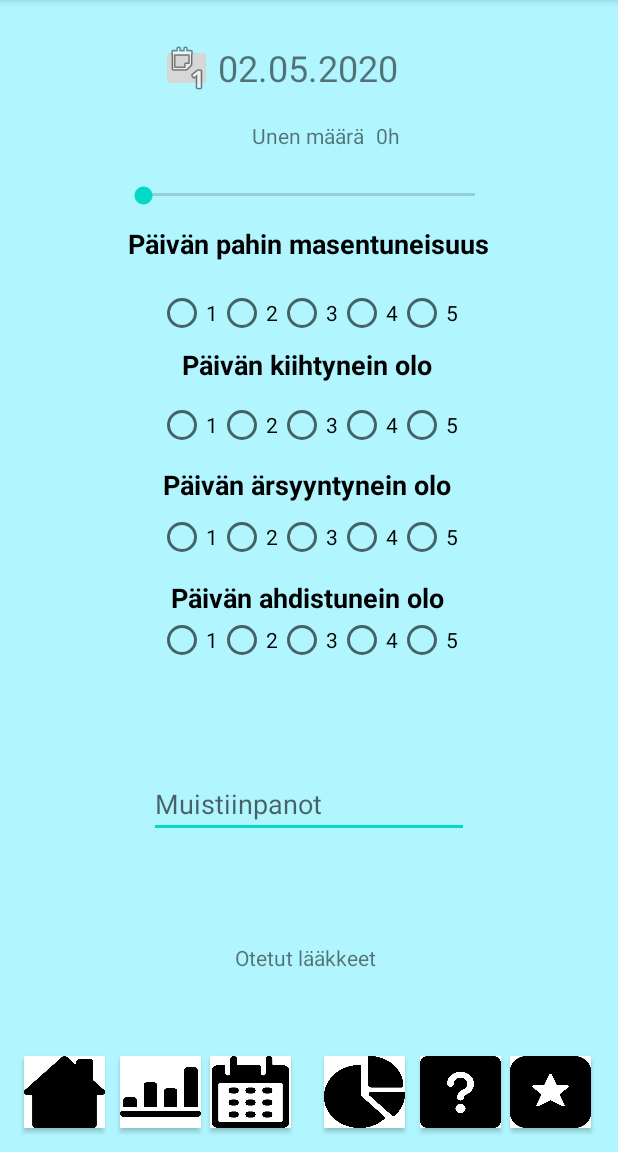
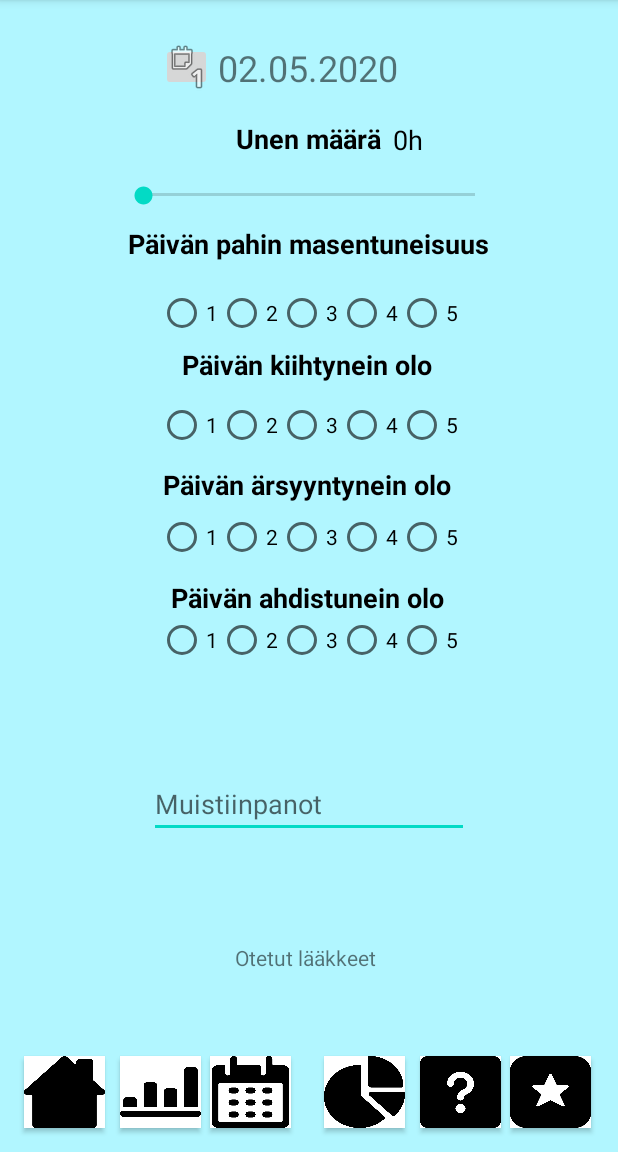
Before and after one commit to NicklasMichaelStellberg/Moodi, an Android app: the screen it shows after launch (MainActivity), on a phone screen of 412 x 824 dp, the part 84-1236 px from its top. Run offline under Robolectric (Android 15) with nearby library versions, the phone set to English and light mode, and no system bars.

Commit message:
Commit messaget saattaa olla sekavia, huomasin juuri että yksi niistä ei ehkä commitannutkaan. Kuitenkin, sain muistiin tallennuksen toimimaan ja estin tulevien päivämäärien valinnan

```diff
--- a/app/src/main/java/com/example/moodi/MainActivity.java
+++ b/app/src/main/java/com/example/moodi/MainActivity.java
@@ -55,7 +55,7 @@ public class MainActivity extends AppCompatActivity {
         month = calendar.get(Calendar.MONTH);
         dayOfMonth = calendar.get(Calendar.DAY_OF_MONTH);
         tamapaiva=Paivaus.load(year,month,dayOfMonth, getApplicationContext());
-        updateradiobuttons();
+        updateradiobuttons();//tähän metodi jotta saadaan muistista vanhat radiobuttoneiden arvot
         selectDate.setOnClickListener(new View.OnClickListener() {
 
             @Override
@@ -234,6 +234,7 @@ public class MainActivity extends AppCompatActivity {
         sleepSeek.setOnSeekBarChangeListener(new SeekBar.OnSeekBarChangeListener() {
             @Override
             public void onProgressChanged(SeekBar seekBar, int unet, boolean fromUser) {
+                tamapaiva.setSleep(unet);
                 sleepText.setText("" + unet + "h");//asetetaan seekbarin arvo näkymään tekstikentässä
 
             }
--- a/app/src/main/res/layout/activity_main.xml
+++ b/app/src/main/res/layout/activity_main.xml
@@ -12,7 +12,9 @@
         android:layout_width="wrap_content"
         android:layout_height="wrap_content"
         android:text="@string/unen_maara"
-        android:textSize="14sp"
+        android:textColor="#000000"
+        android:textSize="18sp"
+        android:textStyle="bold"
         app:layout_constraintBottom_toBottomOf="parent"
         app:layout_constraintEnd_toEndOf="parent"
         app:layout_constraintHorizontal_bias="0.498"
@@ -24,12 +26,13 @@
 
     <TextView
         android:id="@+id/sleepTv"
-        android:layout_width="45dp"
-        android:layout_height="19dp"
+        android:layout_width="37dp"
+        android:layout_height="24dp"
         android:layout_marginStart="8dp"
         android:layout_marginLeft="8dp"
         android:text="@string/zero_hours"
-        android:textSize="14sp"
+        android:textColor="#000000"
+        android:textSize="18sp"
         app:layout_constraintBottom_toBottomOf="@+id/textView7"
         app:layout_constraintEnd_toEndOf="parent"
         app:layout_constraintHorizontal_bias="0.0"
```
